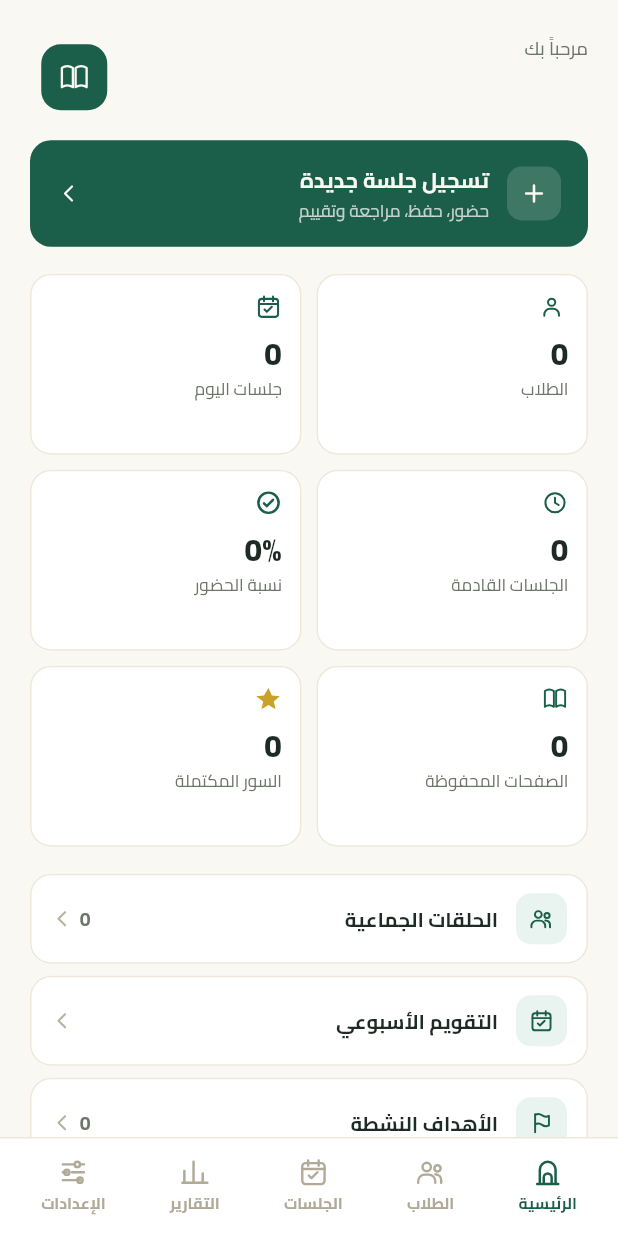
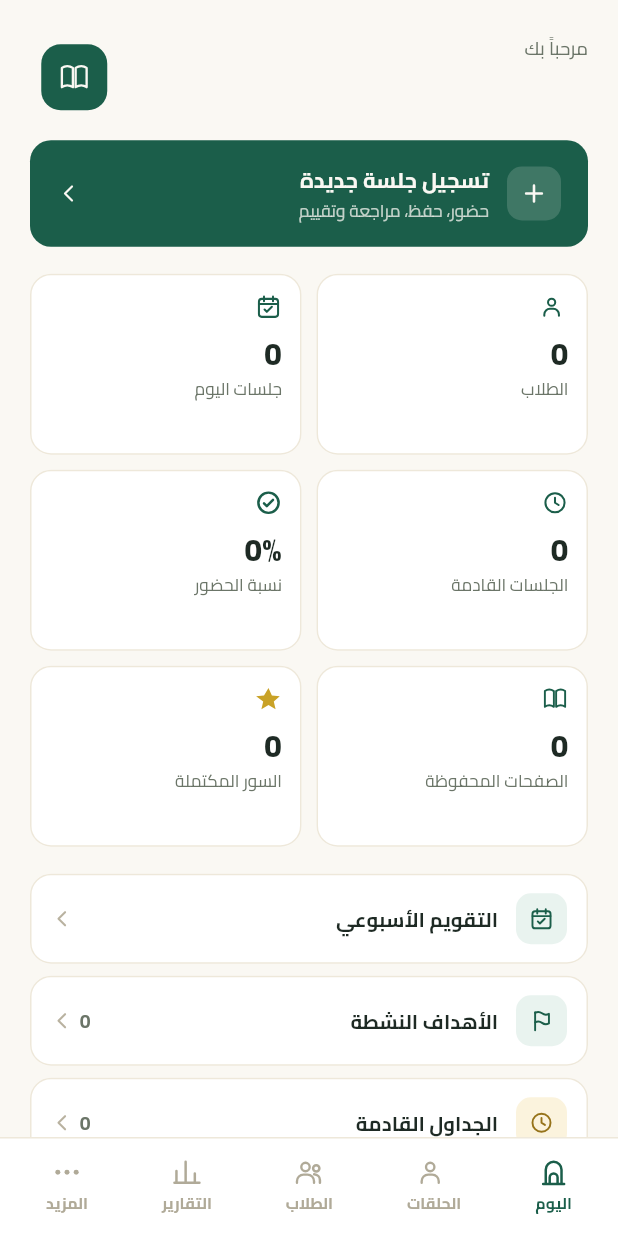
Before and after one commit to Abd-Alrahman-Saed/Samma3ly, a Flutter app: the DashboardScreen screen opened by its route, on a phone screen of 412 x 824 dp. Run offline on Flutter 3.47's test engine with Material 3 defaults, Android fonts, the phone set to English and light mode, and no system bars; our stand-ins replace adhan, drift, flutter_animate, flutter_local_notifications, flutter_riverpod, flutter_staggered_animations and 7 more; missing offline and left inert: cryptography; accounts and stored records are empty; generated files the repository leaves out were written again.

Commit message:
quran_mobile: navigation restructure (اليوم/الحلقات/الطلاب/التقارير/المزيد) (3.7)
Item 3.7 of Sprint 3 -- the final item, closing out the sprint.
Bottom nav was: الرئيسية/الطلاب/الجلسات/التقارير/الإعدادات. Now:
اليوم (same Dashboard screen, relabeled) / الحلقات (GroupListScreen --
its own first-class tab for the first time, instead of only a
Dashboard quick-link) / الطلاب (unchanged) / التقارير (unchanged) /
المزيد (new -- MoreScreen, a menu of everything else: Sessions,
Schedules, Goals, the weekly calendar, review queue, Settings; every
one of those screens already existed at its existing route, More just
gives them one stable, always-reachable home instead of being
reachable only via whatever Dashboard link happened to point there).

- Icon conflict resolved: peopleTab (3 circles, originally the design
  source's own Students-tab icon per item D.4) stays on Students;
  reusing it for the new Groups tab too would put the same icon on two
  different tabs in the same bar, so Groups gets `people` (2 circles,
  already used for empty states) instead. Added AppIcons.more (three
  dots, same hand-drawn style as the rest of the set) for the new tab.
- appShellTabIndex(String location): the highlight decision extracted
  into a pure function separate from the widget, so it's testable
  without pumping a widget tree (/groups* -> الحلقات, / -> اليوم,
  everything else defaults to المزيد).
- Dashboard cleanup: removed the now-redundant "الحلقات الجماعية"
  quick-link (Groups has its own tab now, so a second Dashboard
  shortcut to the identical screen was just a duplicate path);
  "التقويم الأسبوعي" stays since Calendar isn't a primary tab itself.

test/core/widgets/app_shell_test.dart (5): every primary and secondary
route lights up the correct tab. test/features/more/more_screen_test.dart
(1): all six links render without throwing. app_icons_test.dart
updated for the new icon.

Verified: flutter analyze (0 new issues), flutter test (160/160
passing, up from 154).

Sprint 3 (3.1-3.7) is now complete. The literal exit gate (20 students
in <30s with one thumb on a real device, zero animation >350ms in that
path) still needs hands-on device verification -- everything
verifiable through logic, integration, and automated tests is done.

Co-Authored-By: Claude Sonnet 5 <noreply@anthropic.com>

```diff
--- a/lib/core/icons/app_icons.dart
+++ b/lib/core/icons/app_icons.dart
@@ -133,6 +133,12 @@ class AppIcons {
       '<circle cx="17" cy="18" r="2" fill="none" stroke="#000" stroke-width="1.9"/>';
 
   static const admin = person; // نفس أيقونة الشخص — شاشة الإعداد الأولي
+
+  // ثلاث نقاط أفقية — تبويب "المزيد" في الشريط السفلي (بند 3.7)
+  static const more =
+      '<circle cx="5" cy="12" r="1.9" fill="#000"/>'
+      '<circle cx="12" cy="12" r="1.9" fill="#000"/>'
+      '<circle cx="19" cy="12" r="1.9" fill="#000"/>';
 }
 
 /// Renders an [AppIcons] markup constant, tinted to [color] regardless of
--- a/lib/core/router/app_router.dart
+++ b/lib/core/router/app_router.dart
@@ -18,6 +18,7 @@ import 'package:quran_mobile/features/groups/screens/group_create_screen.dart';
 import 'package:quran_mobile/features/groups/screens/group_detail_screen.dart';
 import 'package:quran_mobile/features/groups/screens/group_live_session_screen.dart';
 import 'package:quran_mobile/features/calendar/screens/weekly_calendar_screen.dart';
+import 'package:quran_mobile/features/more/screens/more_screen.dart';
 import 'package:quran_mobile/features/memorization/screens/memorization_screen.dart';
 import 'package:quran_mobile/features/memorization/screens/review_queue_screen.dart';
 import 'package:quran_mobile/features/reports/screens/reports_screen.dart';
@@ -193,6 +194,11 @@ final goRouterProvider = Provider<GoRouter>((ref) {
             name: 'settings',
             builder: (_, __) => const SettingsScreen(),
           ),
+          GoRoute(
+            path: '/more',
+            name: 'more',
+            builder: (_, __) => const MoreScreen(),
+          ),
         ],
       ),
     ],
--- a/lib/core/widgets/app_shell.dart
+++ b/lib/core/widgets/app_shell.dart
@@ -2,6 +2,22 @@ import 'package:flutter/material.dart';
 import 'package:go_router/go_router.dart';
 import 'package:quran_mobile/core/icons/app_icons.dart';
 import 'package:quran_mobile/core/theme/app_colors.dart';
+
+/// Item 3.7 — which bottom-nav tab highlights for a given router location.
+/// Pure and separate from the widget so it's testable without pumping a
+/// full app: اليوم (Dashboard) / الحلقات (Groups) / الطلاب (Students) /
+/// التقارير (Reports) / المزيد (everything else — Sessions, Schedules,
+/// Goals, the weekly calendar, review queue, Settings). Previously these
+/// secondary screens had no shared home in the nav at all; now they all
+/// live under "المزيد" instead of being reachable only from a Dashboard
+/// link (the "no feature buried in the Dashboard" exit gate).
+int appShellTabIndex(String location) {
+  if (location.startsWith('/groups')) return 1;
+  if (location.startsWith('/students')) return 2;
+  if (location.startsWith('/reports')) return 3;
+  if (location == '/') return 0;
+  return 4;
+}
 
 /// Bottom navigation shell — exact visual match to the adopted design's
 /// nav bar (docs/DESIGN_SPEC.md): flat icon+label buttons, no pill
@@ -15,25 +31,17 @@ class AppShell extends StatelessWidget {
 
   const AppShell({super.key, required this.child, required this.location});
 
-  int get _currentIndex {
-    if (location.startsWith('/students')) return 1;
-    if (location.startsWith('/sessions')) return 2;
-    if (location.startsWith('/reports')) return 3;
-    if (location.startsWith('/settings')) return 4;
-    return 0;
-  }
-
   static const _tabs = [
-    (icon: AppIcons.home, label: 'الرئيسية', route: 'dashboard'),
+    (icon: AppIcons.home, label: 'اليوم', route: 'dashboard'),
+    (icon: AppIcons.people, label: 'الحلقات', route: 'groupsList'),
     (icon: AppIcons.peopleTab, label: 'الطلاب', route: 'students'),
-    (icon: AppIcons.calendarCheck, label: 'الجلسات', route: 'sessionsList'),
     (icon: AppIcons.chart, label: 'التقارير', route: 'reports'),
-    (icon: AppIcons.settings, label: 'الإعدادات', route: 'settings'),
+    (icon: AppIcons.more, label: 'المزيد', route: 'more'),
   ];
 
   @override
   Widget build(BuildContext context) {
-    final current = _currentIndex;
+    final current = appShellTabIndex(location);
     return Scaffold(
       body: child,
       bottomNavigationBar: Container(
--- a/lib/features/dashboard/screens/dashboard_screen.dart
+++ b/lib/features/dashboard/screens/dashboard_screen.dart
@@ -14,7 +14,6 @@ import 'package:quran_mobile/domain/entities/dashboard_data.dart';
 import 'package:quran_mobile/features/auth/providers/auth_provider.dart';
 import 'package:quran_mobile/features/dashboard/providers/dashboard_provider.dart';
 import 'package:quran_mobile/features/goals/providers/goal_provider.dart';
-import 'package:quran_mobile/features/groups/providers/group_provider.dart';
 import 'package:quran_mobile/features/memorization/providers/memorization_provider.dart';
 import 'package:quran_mobile/features/schedules/providers/schedule_provider.dart';
 import 'package:quran_mobile/features/sessions/providers/session_provider.dart';
@@ -210,19 +209,12 @@ class _QuickLinks extends ConsumerWidget {
     final activeGoals = ref.watch(activeGoalListProvider).valueOrNull?.length;
     final upcomingSchedules = ref.watch(upcomingScheduleListProvider).valueOrNull?.length;
     final dueReview = ref.watch(dueForReviewProvider).valueOrNull?.length;
-    final groupCount = ref.watch(groupCountProvider).valueOrNull;
 
+    // "الحلقات الجماعية" used to be a quick-link here — item 3.7 gave
+    // Groups its own bottom-nav tab, so a second Dashboard shortcut to the
+    // exact same screen would just be a duplicate path to it now.
     return Column(
       children: [
-        _QuickLinkRow(
-          icon: AppIcons.peopleTab,
-          iconBg: const Color(0xFFE9F3EF),
-          iconColor: AppColors.primary,
-          label: 'الحلقات الجماعية',
-          count: groupCount,
-          onTap: () => context.goNamed('groupsList'),
-        ),
-        const SizedBox(height: 8),
         _QuickLinkRow(
           icon: AppIcons.calendarCheck,
           iconBg: const Color(0xFFE9F3EF),
```
Also changed, not shown: lib/features/more/screens/more_screen.dart (added, +72 -0 lines), 4 other files.
